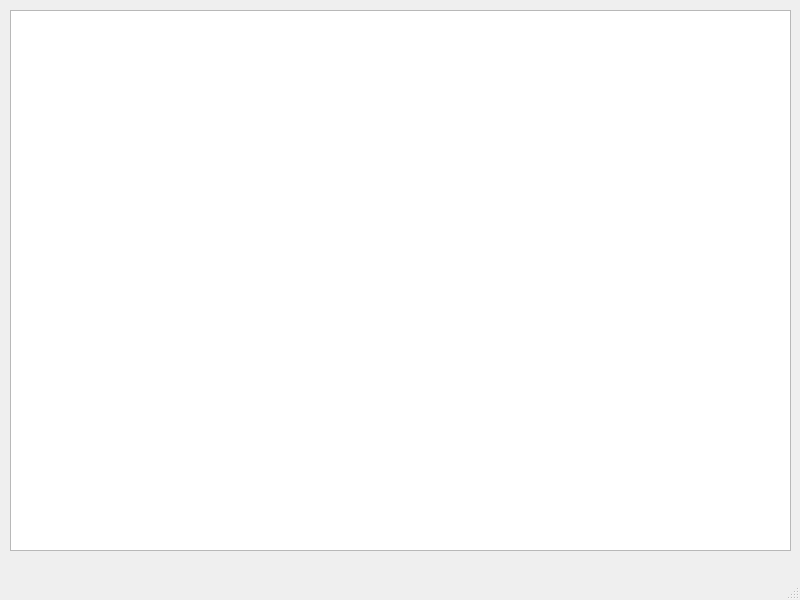
Above: main.ui from YoungPin1/urban-enigma before the change. Below: the same form after it.
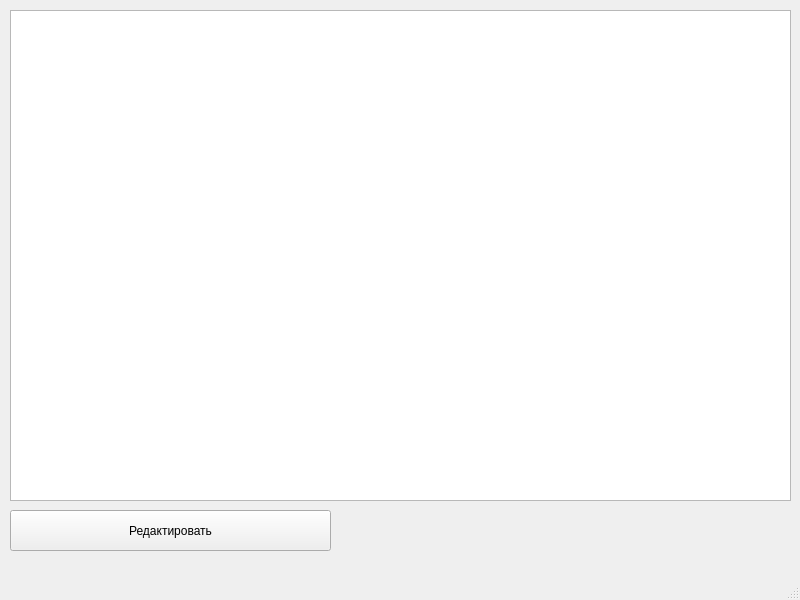
That is the form after the change.

What changed in the file:
```diff
--- a/main.ui
+++ b/main.ui
@@ -20,10 +20,23 @@
       <x>10</x>
       <y>10</y>
       <width>781</width>
-      <height>541</height>
+      <height>491</height>
      </rect>
     </property>
    </widget>
+   <widget class="QPushButton" name="btn_edit">
+    <property name="geometry">
+     <rect>
+      <x>10</x>
+      <y>510</y>
+      <width>321</width>
+      <height>41</height>
+     </rect>
+    </property>
+    <property name="text">
+     <string>Редактировать</string>
+    </property>
+   </widget>
   </widget>
   <widget class="QMenuBar" name="menubar">
    <property name="geometry">
```
